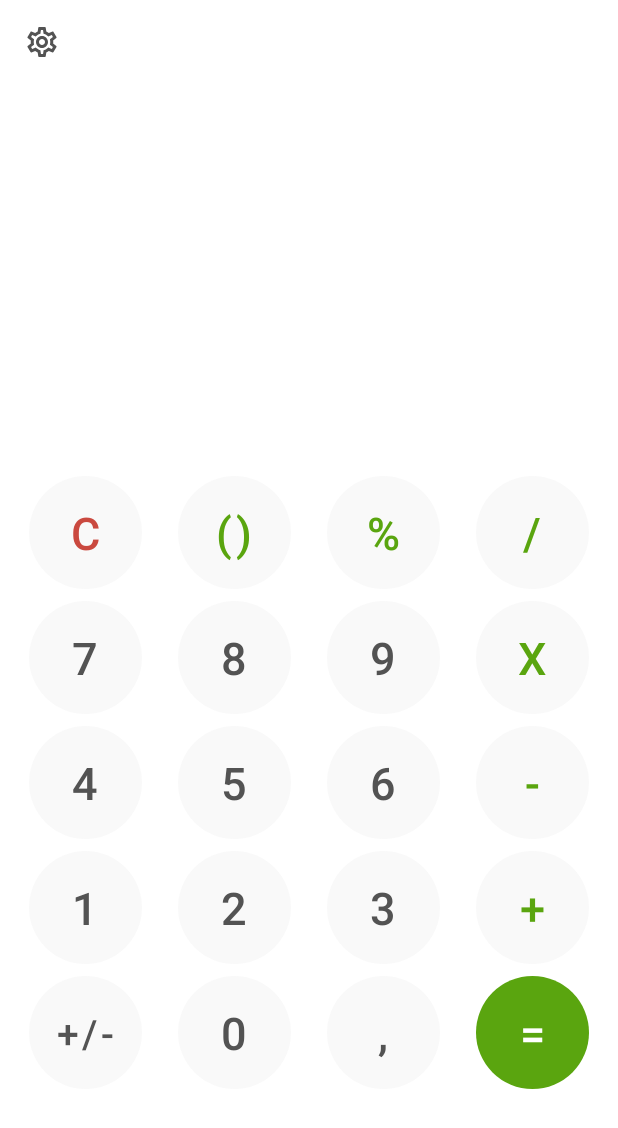
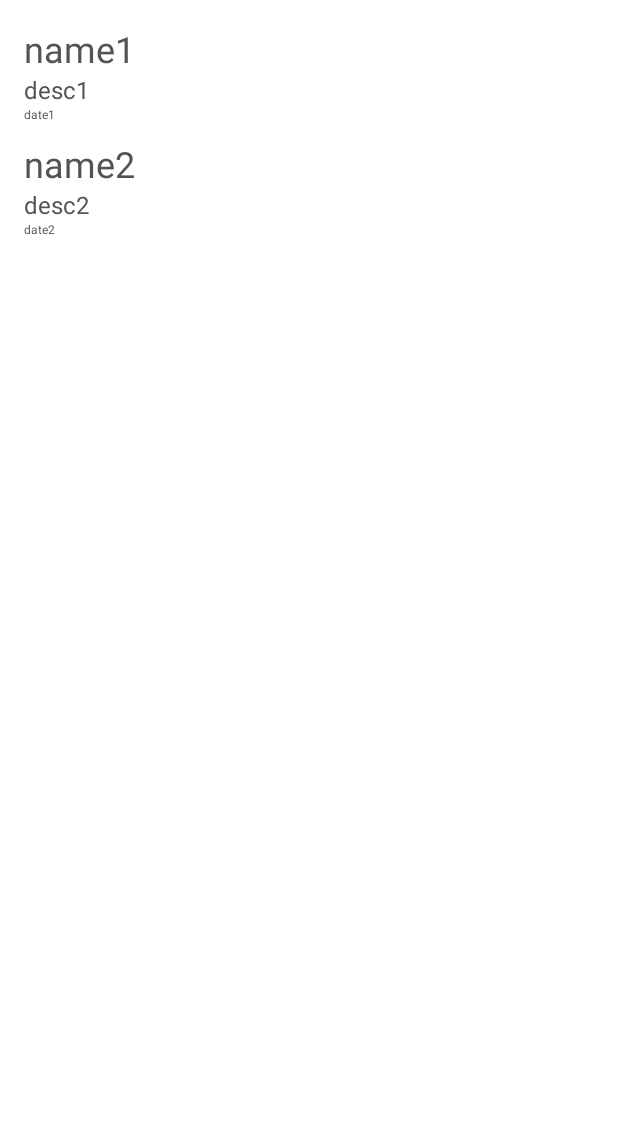
Before and after one commit to ElenaGaricheva/AndroidFirstSteps, an Android app: the screen it shows after launch (MainActivity), on a phone screen of 412 x 824 dp. Shown: the top 1128 px of the screen. Run offline under Robolectric (Android 15) with nearby library versions, the phone set to English and light mode, and no system bars.

Commit message:
Lesson6_task2_fix

```diff
--- a/app/src/main/java/com/example/androidfirststeps/MainActivity.java
+++ b/app/src/main/java/com/example/androidfirststeps/MainActivity.java
@@ -13,112 +13,11 @@ import android.view.View;
 import android.widget.Button;
 import android.widget.TextView;
 
-public class MainActivity extends AppCompatActivity implements View.OnClickListener {
-
-    private TextView inputField;
-    private TextView outputField;
-    private Flow buttonsContainer;
-    private Button settingsButton;
-    private final static String keyCalculator = "Calculator";
-
-    Calculator calculator;
+public class MainActivity extends AppCompatActivity{
 
     @Override
     protected void onCreate(Bundle savedInstanceState) {
-        setTheme(Calculator.getThemeColor());
-
         super.onCreate(savedInstanceState);
-        setContentView(R.layout.activity_calculator);
-
-        initView();
-    }
-
-    private void initView() {
-
-        inputField = findViewById(R.id.inputField);
-        outputField = findViewById(R.id.outputField);
-        buttonsContainer = findViewById(R.id.buttonsFlow);
-        settingsButton = findViewById(R.id.settings_button);
-
-        calculator = new Calculator();
-
-        initButtonsClickListener();
-
-        settingsButton.setOnClickListener(v -> {
-            Intent goToSettings = new Intent(MainActivity.this, CalculatorSettings.class);
-            goToSettings.putExtra("CALC_THEME", Calculator.getThemeColor());
-            startActivity(goToSettings);
-        });
-    }
-
-    private void initButtonsClickListener() {
-        int[] buttonsId = buttonsContainer.getReferencedIds();
-        for (int id : buttonsId) {
-            Button button = findViewById(id);
-            button.setOnClickListener(this);
-        }
-    }
-
-    @SuppressLint("SetTextI18n")
-    public void onClick(View v) {
-
-        Button button = (Button) v;
-        calculator.setCurrentText(inputField.getText().toString());
-
-        if (button.getId() == R.id.deleting) {
-            inputField.setText(null);
-            outputField.setText(null);
-            calculator.resetParam();
-        } else if (button.getId() == R.id.equalSign) {
-            inputField.setText(Integer.toString(calculator.getCurrentCalc()));
-            outputField.setText(null);
-            calculator.resetParam();
-        } else if (button.getId() == R.id.plus ||
-                button.getId() == R.id.minus ||
-                button.getId() == R.id.multiply ||
-                button.getId() == R.id.split) {
-            calculator.setCurrentOperand(button.getText().toString());
-            calculator.setNum1(Integer.parseInt(calculator.getCurrentText()));
-            inputField.setText(calculator.getCurrentText() + button.getText().toString());
-        } else {
-            {
-                calculator.setCurrentText(calculator.getCurrentText() + button.getText().toString());
-                inputField.setText(calculator.getCurrentText());
-
-                if (calculator.getCurrentOperand() == null) {
-                    calculator.setCurrentCalc(Integer.parseInt(calculator.getCurrentText()));
-                    outputField.setText(calculator.getCurrentText());
-                } else {
-                    calculator.setNum2(button.getText().toString());
-                    calculator.calculation();
-                    outputField.setText(Integer.toString(calculator.getCurrentCalc()));
-                }
-            }
-        }
-    }
-
-    @Override
-    public void onSaveInstanceState(@NonNull Bundle instanceState) {
-        super.onSaveInstanceState(instanceState);
-        instanceState.putParcelable(keyCalculator, calculator);
-        int currentOrientation = this.getResources().getConfiguration().orientation;
-
-        if (currentOrientation == Configuration.ORIENTATION_PORTRAIT) {
-            this.setRequestedOrientation(ActivityInfo.SCREEN_ORIENTATION_PORTRAIT);
-        } else {
-            this.setRequestedOrientation(ActivityInfo.SCREEN_ORIENTATION_LANDSCAPE);
-        }
-    }
-
-    @Override
-    protected void onRestoreInstanceState(@NonNull Bundle instanceState) {
-        super.onRestoreInstanceState(instanceState);
-        calculator = instanceState.getParcelable(keyCalculator);
-        setTextField();
-    }
-
-    private void setTextField() {
-        inputField.setText(calculator.getCurrentText());
-        outputField.setText(calculator.getCurrentCalc());
+        setContentView(R.layout.activity_main);
     }
 }
--- a/app/src/main/java/com/example/androidfirststeps/NotesFragment.java
+++ b/app/src/main/java/com/example/androidfirststeps/NotesFragment.java
@@ -31,21 +31,40 @@ public class NotesFragment extends Fragment {
 
     private void initList(View view) {
         LinearLayout notesView = (LinearLayout) view;
-        Note[] notes = new Note[5];
+        Note[] notes = {
+                new Note("name1", "desc1", "date1"),
+                new Note("name2", "desc2", "date2")
+        };
 
         for (Note note : notes) {
-            LinearLayout noteView = (LinearLayout) view;
+            LinearLayout noteView = createNoteView(note);
             noteView.setOrientation(LinearLayout.VERTICAL);
-            TextView noteNameView = new TextView(getContext());
-            TextView noteDescriptionView = new TextView(getContext());
-            TextView creationDateView = new TextView(getContext());
-            noteNameView.setText(note.getNoteName());
-            noteDescriptionView.setText(note.getNoteDescription());
-            creationDateView.setText(note.getCreationDate());
-            noteView.addView(noteNameView);
-            noteView.addView(noteDescriptionView);
-            noteView.addView(creationDateView);
+            noteView.setPadding(0, 0, 0, 16);
+
             notesView.addView(noteView);
         }
     }
+
+    private LinearLayout createNoteView(Note record) {
+        LinearLayout note = new LinearLayout(getContext());
+        note.setOrientation(LinearLayout.VERTICAL);
+        note.setPadding(0, 0, 0, 16);
+
+        TextView noteNameView = new TextView(getContext());
+        noteNameView.setTextSize(24);
+        TextView noteDescriptionView = new TextView(getContext());
+        noteDescriptionView.setTextSize(16);
+        TextView creationDateView = new TextView(getContext());
+        creationDateView.setTextSize(8);
+
+        noteNameView.setText(record.getNoteName());
+        noteDescriptionView.setText(record.getNoteDescription());
+        creationDateView.setText(record.getCreationDate());
+
+        note.addView(noteNameView);
+        note.addView(noteDescriptionView);
+        note.addView(creationDateView);
+
+        return note;
+    }
 }
--- a/app/src/main/res/layout/activity_main.xml
+++ b/app/src/main/res/layout/activity_main.xml
@@ -6,13 +6,13 @@
     android:layout_height="match_parent"
     tools:context=".MainActivity">
 
-    <TextView
-        android:layout_width="wrap_content"
-        android:layout_height="wrap_content"
-        android:text="Hello World!"
-        app:layout_constraintBottom_toBottomOf="parent"
-        app:layout_constraintLeft_toLeftOf="parent"
-        app:layout_constraintRight_toRightOf="parent"
-        app:layout_constraintTop_toTopOf="parent" />
+<fragment
+    android:id="@+id/notesList"
+    android:name="com.example.androidfirststeps.NotesFragment"
+    android:layout_width="match_parent"
+    android:layout_height="wrap_content"
+    app:layout_constraintStart_toStartOf="parent"
+    app:layout_constraintTop_toTopOf="parent"
+    android:layout_margin="16dp"/>
 
 </androidx.constraintlayout.widget.ConstraintLayout>
--- a/app/src/main/res/layout/fragment_notes.xml
+++ b/app/src/main/res/layout/fragment_notes.xml
@@ -6,5 +6,4 @@
     android:orientation="vertical"
     tools:context=".NotesFragment">
 
-
 </LinearLayout>
```
Also changed, not shown: app/src/main/java/com/example/androidfirststeps/MainActivityCalculator.java (added, +124 -0 lines).
